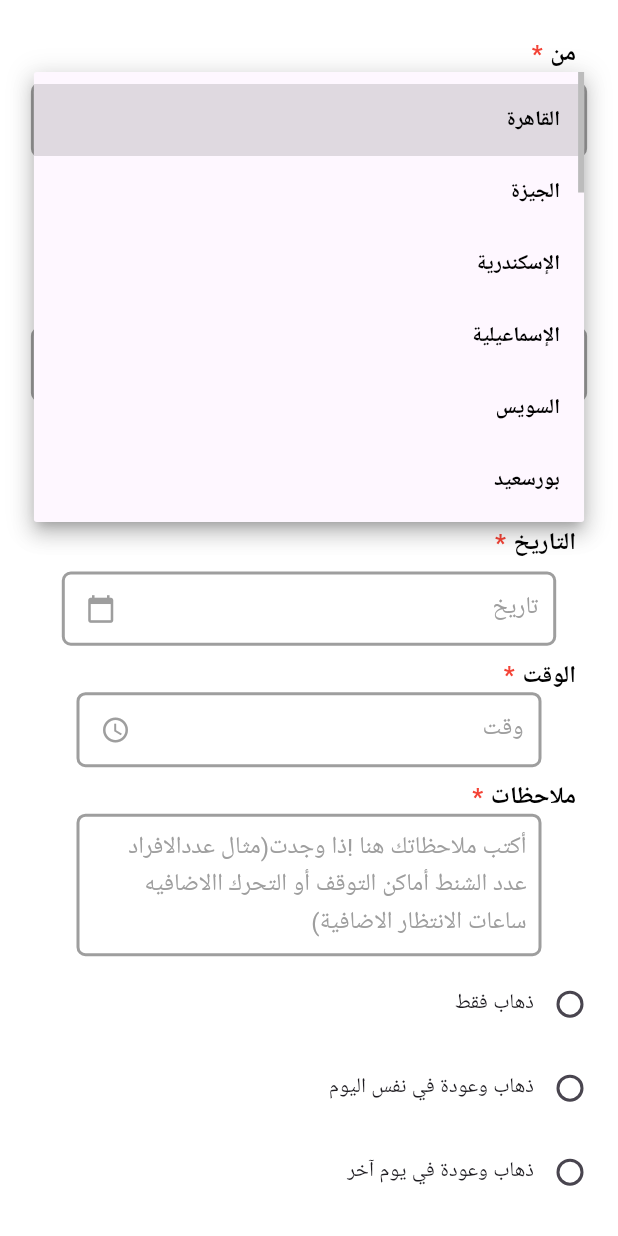
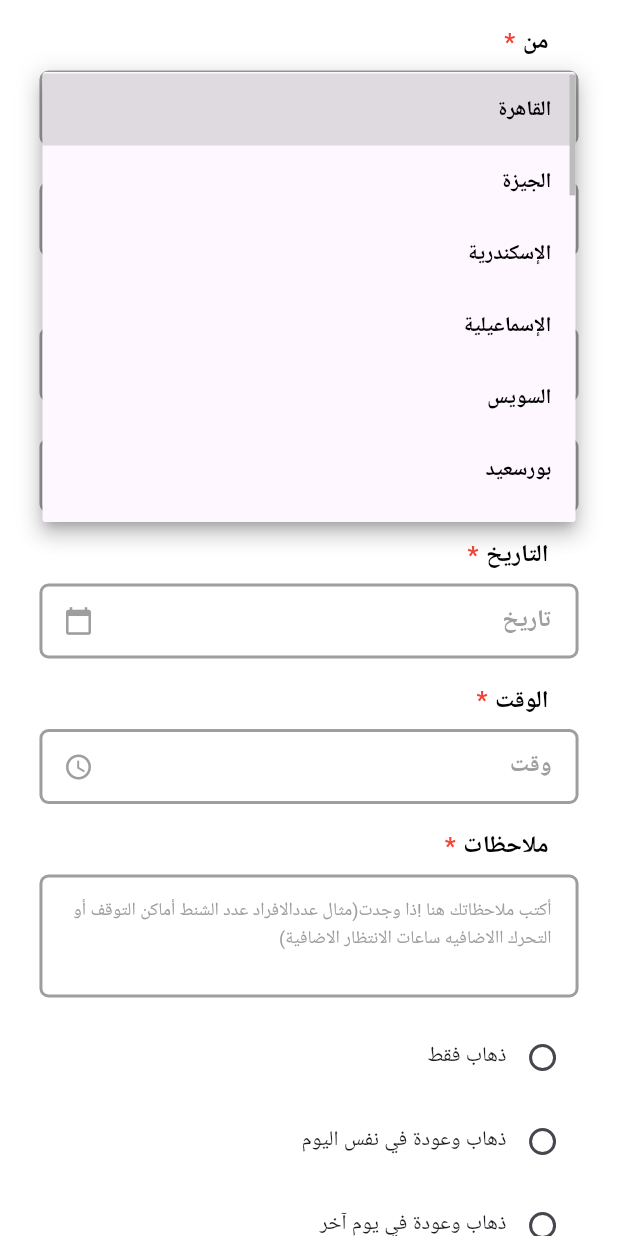
Before and after one commit to Shehab-Emad20/AL-Mahaba, a Flutter app: the FormPage screen opened directly, after a tap on "اختر المنطقة", on a phone screen of 412 x 824 dp. Run offline on Flutter 3.47's test engine with Material 3 defaults, Android fonts, the phone set to English and light mode, and no system bars; our stand-ins replace device_preview, dio, shared_preferences; accounts and stored records are empty.

Commit message:
responvive CustomBodySubmitQuote

```diff
--- a/lib/form/view.dart
+++ b/lib/form/view.dart
@@ -1,11 +1,11 @@
+import 'package:flutter/material.dart';
 import 'package:almahaba/form/api_orders.dart';
-import 'package:almahaba/form/widgets/move_address_text_field.dart';
-import 'package:flutter/material.dart';
 import 'package:almahaba/form/widgets/car_selection.dart';
 import 'package:almahaba/form/widgets/custom_buttton_sumaary.dart';
 import 'package:almahaba/form/widgets/date_text_field.dart';
 import 'package:almahaba/form/widgets/governorate_drop_down.dart';
 import 'package:almahaba/form/widgets/label_with_aterisk.dart';
+import 'package:almahaba/form/widgets/move_address_text_field.dart';
 import 'package:almahaba/form/widgets/notes_text_field.dart';
 import 'package:almahaba/form/widgets/time_text_field.dart';
 import 'package:almahaba/form/widgets/trip_options.dart';
@@ -96,19 +96,27 @@ class _FormPageState extends State<FormPage> {
 
   @override
   Widget build(BuildContext context) {
+    final screenSize = MediaQuery.of(context).size;
+    final isDesktop = screenSize.width > 900;
+    final isTablet = screenSize.width > 600 && screenSize.width <= 900;
+    final padding = isDesktop ? 32.0 : (isTablet ? 24.0 : 16.0);
+    final maxWidth =
+        isDesktop ? 800.0 : (isTablet ? 600.0 : screenSize.width * 0.95);
+
     return Scaffold(
       backgroundColor: Colors.white,
       body: SafeArea(
-        child: Padding(
-          padding: const EdgeInsets.only(top: 8),
+        child: Center(
+          child: Container(
+            constraints: BoxConstraints(maxWidth: maxWidth),
+            padding: EdgeInsets.symmetric(horizontal: padding),
             child: SingleChildScrollView(
-            padding:
-                const EdgeInsets.symmetric(vertical: 16.0, horizontal: 8.0),
               child: Column(
+                crossAxisAlignment: CrossAxisAlignment.stretch,
                 children: [
+                  const SizedBox(height: 16),
                   const LabelWithAsterisk(text: 'من', simble: '*'),
                   const SizedBox(height: 8),
-
                   GovernorateDropdown(
                     selectedGovernorate: _fromGovernorate,
                     selectedRegion: _fromRegion,
@@ -120,14 +128,12 @@ class _FormPageState extends State<FormPage> {
                     },
                   ),
                   const SizedBox(height: 8),
-
                   const MoveAddressTextField(
                     hintText: "أكتب عنوان التحرك",
                   ),
-                const SizedBox(height: 8),
+                  const SizedBox(height: 16),
                   const LabelWithAsterisk(text: 'إلى', simble: '*'),
                   const SizedBox(height: 8),
-
                   GovernorateDropdown(
                     selectedGovernorate: _toGovernorate,
                     selectedRegion: _toRegion,
@@ -139,47 +145,46 @@ class _FormPageState extends State<FormPage> {
                     },
                   ),
                   const SizedBox(height: 8),
-
                   const MoveAddressTextField(
                     hintText: "أكتب عنوان الوصول",
                   ),
-                const SizedBox(height: 8),
+                  const SizedBox(height: 16),
                   const LabelWithAsterisk(text: 'التاريخ', simble: '*'),
                   const SizedBox(height: 8),
-
                   DateTextField(
                     onChanged: (date) => setState(() => _selectedDate = date),
                   ),
+                  const SizedBox(height: 16),
+                  const LabelWithAsterisk(text: 'الوقت', simble: '*'),
                   const SizedBox(height: 8),
-                const LabelWithAsterisk(
-                  text: 'الوقت',
-                  simble: '*',
-                ),
                   TimeTextField(
                     onChanged: (time) => setState(() => _selectedTime = time),
                   ),
+                  const SizedBox(height: 16),
+                  const LabelWithAsterisk(text: 'ملاحظات', simble: '*'),
                   const SizedBox(height: 8),
-                const LabelWithAsterisk(
-                    text: 'ملاحظات',
-                    simble: '*'), // Pass the controller to the widget
                   NotesTextField(
                     onChanged: (notes) => setState(() => _notes = notes),
                     controller: _notesController,
                   ),
-                const SizedBox(height: 8),
+                  const SizedBox(height: 16),
                   TripOptions(onChanged: (option) {
                     setState(() => _tripType = option);
                   }),
+                  const SizedBox(height: 16),
                   CarSelection(
                     onCarSelected: (selectedCar) {
                       setState(() => _car = selectedCar);
                     },
                   ),
+                  const SizedBox(height: 24),
                   CustomButttonSumaary(
                     onPressed: _createOrder,
                     buttonText: 'التالي',
                   ),
+                  const SizedBox(height: 24),
                 ],
+              ),
             ),
           ),
         ),
--- a/lib/form/widgets/car_selection.dart
+++ b/lib/form/widgets/car_selection.dart
@@ -1,17 +1,16 @@
 import 'package:flutter/material.dart';
 
 class CarSelection extends StatefulWidget {
-  final Function(String)
-      onCarSelected; // Definition of onCarSelected to receive a String value
+  final Function(String) onCarSelected;
 
-  const CarSelection({super.key, required this.onCarSelected});
+  const CarSelection({Key? key, required this.onCarSelected}) : super(key: key);
 
   @override
-  _CarSelectionState createState() => _CarSelectionState();
+  State<CarSelection> createState() => _CarSelectionState();
 }
 
 class _CarSelectionState extends State<CarSelection> {
-  String? selectedCar; // The selected car starts without a default choice
+  String? selectedCar;
 
   final List<Map<String, String>> cars = [
     {
@@ -25,22 +24,34 @@ class _CarSelectionState extends State<CarSelection> {
 
   @override
   Widget build(BuildContext context) {
-    return Padding(
-      padding: const EdgeInsets.all(16.0),
-      child: Row(
-        mainAxisAlignment: MainAxisAlignment.spaceEvenly,
+    final screenSize = MediaQuery.of(context).size;
+    final isDesktop = screenSize.width > 900;
+    final isTablet = screenSize.width > 600 && screenSize.width <= 900;
+
+    final cardWidth = isDesktop ? 120.0 : (isTablet ? 100.0 : 90.0);
+    final cardHeight = isDesktop ? 180.0 : (isTablet ? 150.0 : 130.0);
+    final imageSize = isDesktop ? 100.0 : (isTablet ? 80.0 : 70.0);
+    final fontSize = isDesktop ? 18.0 : (isTablet ? 16.0 : 14.0);
+    final containerWidth = isDesktop ? 600.0 : (isTablet ? screenSize.width * 0.8 : screenSize.width * 0.9);
+
+    return Container(
+      width: containerWidth,
+      padding: const EdgeInsets.symmetric(vertical: 16),
+      child: Wrap(
+        spacing: 16,
+        runSpacing: 16,
+        alignment: WrapAlignment.center,
         children: cars.map((car) {
           return GestureDetector(
             onTap: () {
               setState(() {
-                selectedCar =
-                    car['value']; // Change to 'value' for consistent selection
+                selectedCar = car['value'];
               });
-              widget.onCarSelected(car['value']!); // Pass the value, not name
+              widget.onCarSelected(car['value']!);
             },
             child: Container(
-              width: 100,
-              height: 150,
+              width: cardWidth,
+              height: cardHeight,
               decoration: BoxDecoration(
                 border: Border.all(
                   color: selectedCar == car['value'] ? Colors.red : Colors.grey,
@@ -61,14 +72,18 @@ class _CarSelectionState extends State<CarSelection> {
                 children: [
                   Image.asset(
                     car['image']!,
-                    width: 80,
-                    height: 80,
+                    width: imageSize,
+                    height: imageSize,
                     fit: BoxFit.contain,
                   ),
-                  const SizedBox(height: 10),
+                  const SizedBox(height: 8),
                   Text(
                     car['name']!,
-                    style: const TextStyle(fontSize: 16),
+                    style: TextStyle(
+                      fontSize: fontSize,
+                      fontWeight: FontWeight.bold,
+                    ),
+                    textAlign: TextAlign.center,
                   ),
                 ],
               ),
--- a/lib/form/widgets/custom_buttton_sumaary.dart
+++ b/lib/form/widgets/custom_buttton_sumaary.dart
@@ -1,29 +1,45 @@
 import 'package:flutter/material.dart';
 
 class CustomButttonSumaary extends StatelessWidget {
-  const CustomButttonSumaary({super.key, required this.onPressed, required this.buttonText});
   final VoidCallback onPressed;
-  final String buttonText; // Add a new field for the button text
+  final String buttonText;
+
+  const CustomButttonSumaary({
+    Key? key,
+    required this.onPressed,
+    required this.buttonText,
+  }) : super(key: key);
 
   @override
   Widget build(BuildContext context) {
+    final screenSize = MediaQuery.of(context).size;
+    final isDesktop = screenSize.width > 900;
+    final isTablet = screenSize.width > 600 && screenSize.width <= 900;
+    final containerWidth = isDesktop ? 600.0 : (isTablet ? screenSize.width * 0.8 : screenSize.width * 0.9);
+    final buttonHeight = isDesktop ? 60.0 : (isTablet ? 50.0 : 45.0);
+    final fontSize = isDesktop ? 20.0 : (isTablet ? 18.0 : 16.0);
+
     return Padding(
       padding: const EdgeInsets.only(right: 18, left: 18, bottom: 18),
-      child: SizedBox(
-        width: 370, // تحديد عرض الزر هنا (يمكنك تعديل القيمة حسب الحاجة)
+      child: Container(
+        width: containerWidth,
+        height: buttonHeight,
         child: ElevatedButton(
           onPressed: onPressed,
           style: ElevatedButton.styleFrom(
-            backgroundColor: Colors.red, // لون الخلفية
+            backgroundColor: Colors.red,
             shape: RoundedRectangleBorder(
-              borderRadius: BorderRadius.circular(10), // حواف دائرية
+              borderRadius: BorderRadius.circular(10),
             ),
-            padding:
-                const EdgeInsets.symmetric(vertical: 15), // تعديل الحشو الداخلي للزر
+            padding: const EdgeInsets.symmetric(vertical: 12),
           ),
-          child:  Text(
-         buttonText ,
-            style: const TextStyle(fontSize: 18, color: Colors.white),
+          child: Text(
+            buttonText,
+            style: TextStyle(
+              color: Colors.white,
+              fontSize: fontSize,
+              fontWeight: FontWeight.bold,
+            ),
           ),
         ),
       ),
--- a/lib/form/widgets/date_text_field.dart
+++ b/lib/form/widgets/date_text_field.dart
@@ -25,15 +25,25 @@ class _DateTextFieldState extends State<DateTextField> {
   }
 
   @override
+  void dispose() {
+    _controller.dispose();
+    super.dispose();
+  }
+
+  @override
   Widget build(BuildContext context) {
     final screenSize = MediaQuery.of(context).size;
+    final isDesktop = screenSize.width > 900;
+    final isTablet = screenSize.width > 600 && screenSize.width <= 900;
+    final containerWidth = isDesktop ? 600.0 : (isTablet ? screenSize.width * 0.8 : screenSize.width * 0.9);
 
     return Container(
-      height: screenSize.height * 0.06,
-      width: screenSize.width * 0.8,
+      height: 50,
+      width: containerWidth,
       decoration: BoxDecoration(
         border: Border.all(color: Colors.grey, width: 2),
         borderRadius: BorderRadius.circular(6),
+        color: Colors.white,
       ),
       child: TextField(
         controller: _controller,
@@ -41,9 +51,14 @@ class _DateTextFieldState extends State<DateTextField> {
         readOnly: true, // جعل الحقل للقراءة فقط
         decoration: const InputDecoration(
           hintText: 'تاريخ',
-          hintStyle: TextStyle(color: Colors.grey),
+          hintStyle: TextStyle(
+            color: Colors.grey,
+            fontWeight: FontWeight.bold,
+          ),
           contentPadding: EdgeInsets.symmetric(
-              horizontal: 10, vertical: 12), // تعديل المحاذاة الرأسية
+            horizontal: 16,
+            vertical: 12,
+          ),
           border: InputBorder.none,
           prefixIcon: Icon(
             Icons.calendar_today, // أيقونة التاريخ
--- a/lib/form/widgets/move_address_text_field.dart
+++ b/lib/form/widgets/move_address_text_field.dart
@@ -27,22 +27,39 @@ class _MoveAddressTextFieldState extends State<MoveAddressTextField> {
   }
 
   @override
+  void dispose() {
+    _controller.dispose();
+    super.dispose();
+  }
+
+  @override
   Widget build(BuildContext context) {
+    final screenSize = MediaQuery.of(context).size;
+    final isDesktop = screenSize.width > 900;
+    final isTablet = screenSize.width > 600 && screenSize.width <= 900;
+    final containerWidth = isDesktop ? 600.0 : (isTablet ? screenSize.width * 0.8 : screenSize.width * 0.9);
+
     return Container(
       height: 50,
-      width: 310,
+      width: containerWidth,
       decoration: BoxDecoration(
         border: Border.all(color: Colors.grey, width: 2),
         borderRadius: BorderRadius.circular(6),
+        color: Colors.white,
       ),
       child: TextField(
         controller: _controller,
         textAlign: TextAlign.right,
         decoration: InputDecoration(
           hintText: widget.hintText, // النص الإرشادي المتغير
-          hintStyle: const TextStyle(color: Colors.grey),
+          hintStyle: const TextStyle(
+            color: Colors.grey,
+            fontWeight: FontWeight.bold,
+          ),
           contentPadding: const EdgeInsets.symmetric(
-              horizontal: 10, vertical: 12), // المحاذاة الرأسية
+            horizontal: 16,
+            vertical: 12,
+          ),
           border: InputBorder.none,
         ),
         onChanged: widget.onChanged,
--- a/lib/form/widgets/notes_text_field.dart
+++ b/lib/form/widgets/notes_text_field.dart
@@ -14,22 +14,33 @@ class NotesTextField extends StatelessWidget {
 
   @override
   Widget build(BuildContext context) {
+    final screenSize = MediaQuery.of(context).size;
+    final isDesktop = screenSize.width > 900;
+    final isTablet = screenSize.width > 600 && screenSize.width <= 900;
+    final containerWidth = isDesktop ? 600.0 : (isTablet ? screenSize.width * 0.8 : screenSize.width * 0.9);
+    final fontSize = isDesktop ? 14.0 : (isTablet ? 13.0 : 12.0);
+
     return Container(
-      width: 310, // ضبط العرض الثابت
+      width: containerWidth,
       decoration: BoxDecoration(
         border: Border.all(color: Colors.grey, width: 2),
         borderRadius: BorderRadius.circular(6),
+        color: Colors.white,
       ),
       child: TextField(
         controller: controller,
         maxLines: 3, // السماح بثلاثة أسطر
         textAlign: TextAlign.right,
-        decoration: const InputDecoration(
+        style: TextStyle(fontSize: fontSize),
+        decoration: InputDecoration(
           hintText:
               'أكتب ملاحظاتك هنا !ذا وجدت(مثال عددالافراد عدد الشنط أماكن التوقف أو التحرك االاضافيه ساعات الانتظار الاضافية)',
-          hintStyle: TextStyle(color: Colors.grey),
-          contentPadding: EdgeInsets.symmetric(
-              horizontal: 8, vertical: 8), // تعديل المسافات لتصغير الحجم
+          hintStyle: TextStyle(
+            color: Colors.grey,
+            fontSize: fontSize,
+          ),
+          contentPadding: const EdgeInsets.symmetric(
+              horizontal: 16, vertical: 12), // تعديل المسافات لتصغير الحجم
           border: InputBorder.none,
         ),
         onChanged: onChanged, // استدعاء التغيير عند تعديل النص
--- a/lib/form/widgets/time_text_field.dart
+++ b/lib/form/widgets/time_text_field.dart
@@ -2,12 +2,16 @@ import 'package:flutter/material.dart';
 
 class TimeTextField extends StatefulWidget {
   final String? initialTime;
-  final ValueChanged<String>? onChanged; // خاصية لتمرير الوقت الأولي
+  final ValueChanged<String>? onChanged;
 
-  const TimeTextField({super.key, this.initialTime, this.onChanged});
+  const TimeTextField({
+    Key? key,
+    this.initialTime,
+    this.onChanged,
+  }) : super(key: key);
 
   @override
-  _TimeTextFieldState createState() => _TimeTextFieldState();
+  State<TimeTextField> createState() => _TimeTextFieldState();
 }
 
 class _TimeTextFieldState extends State<TimeTextField> {
@@ -16,32 +20,48 @@ class _TimeTextFieldState extends State<TimeTextField> {
   @override
   void initState() {
     super.initState();
-    // تهيئة ال Controller بالنص المبدئي إذا كان موجودًا
     _controller = TextEditingController(text: widget.initialTime ?? '');
   }
 
   @override
+  void dispose() {
+    _controller.dispose();
+    super.dispose();
+  }
+
+  @override
   Widget build(BuildContext context) {
+    final screenSize = MediaQuery.of(context).size;
+    final isDesktop = screenSize.width > 900;
+    final isTablet = screenSize.width > 600 && screenSize.width <= 900;
+    final containerWidth = isDesktop ? 600.0 : (isTablet ? screenSize.width * 0.8 : screenSize.width * 0.9);
+
     return Container(
       height: 50,
-      width: 310,
+      width: containerWidth,
       decoration: BoxDecoration(
         border: Border.all(color: Colors.grey, width: 2),
         borderRadius: BorderRadius.circular(6),
+        color: Colors.white,
       ),
       child: TextField(
         controller: _controller,
         textAlign: TextAlign.right,
         decoration: const InputDecoration(
-          hintText: 'وقت', // النص الإرشادي
-          hintStyle: TextStyle(color: Colors.grey),
+          hintText: 'وقت',
+          hintStyle: TextStyle(
+            color: Colors.grey,
+            fontWeight: FontWeight.bold,
+          ),
           contentPadding: EdgeInsets.symmetric(
-              horizontal: 10, vertical: 12), // المحاذاة الرأسية
+            horizontal: 16,
+            vertical: 12,
+          ),
           border: InputBorder.none,
           prefixIcon: Icon(
-            Icons.access_time, // أيقونة الوقت
-            color: Colors.grey, // اللون الخاص بالأيقونة
-            size: 20, // حجم الأيقونة
+            Icons.access_time,
+            color: Colors.grey,
+            size: 20,
           ),
         ),
         onTap: () async {
--- a/lib/tripsummary/widgets/custom_button_drive.dart
+++ b/lib/tripsummary/widgets/custom_button_drive.dart
@@ -1,5 +1,4 @@
 import 'package:almahaba/Submit%20a%20quote/view.dart';
-import 'package:almahaba/home/widgets/view_page.dart';
 import 'package:flutter/material.dart';
 
 class CustomButtonAddDrive extends StatelessWidget {
@@ -16,7 +15,7 @@ class CustomButtonAddDrive extends StatelessWidget {
               Navigator.of(context).push(
                 MaterialPageRoute(
                     builder: (context) =>
-                        const ViewBody()), // استخدم الصفحة المناسبة
+                        const SubmitQuoteView()), // استخدم الصفحة المناسبة
               );
             },
             style: ElevatedButton.styleFrom(
```
Also changed, not shown: lib/Submit a quote/file_upload_field.dart (+15 -13 lines), lib/Submit a quote/view.dart (+6 -4 lines), lib/Submit a quote/widgets/custom_body_submit_quote.dart (added, +93 -0 lines), lib/Submit a quote/widgets/custom_driver_name_text_field.dart (+37 -10 lines), lib/Submit a quote/widgets/custom_number_text_field.dart (+39 -14 lines), lib/utils/responsive_helper.dart (added, +44 -0 lines). Lines whose indentation alone changed are shown as unchanged.
